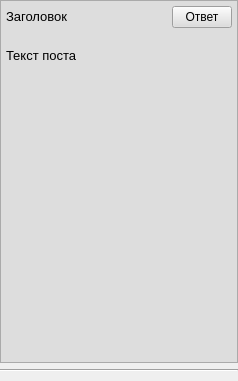
First picture: the form in threadpost.ui, repository Augmeneco/Aug2ch, before the edit.
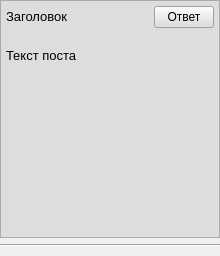
Second picture: the form after the edit.

Patch:
```diff
--- a/threadpost.ui
+++ b/threadpost.ui
@@ -6,8 +6,8 @@
    <rect>
     <x>0</x>
     <y>0</y>
-    <width>238</width>
-    <height>381</height>
+    <width>220</width>
+    <height>256</height>
    </rect>
   </property>
   <property name="windowTitle">
```
